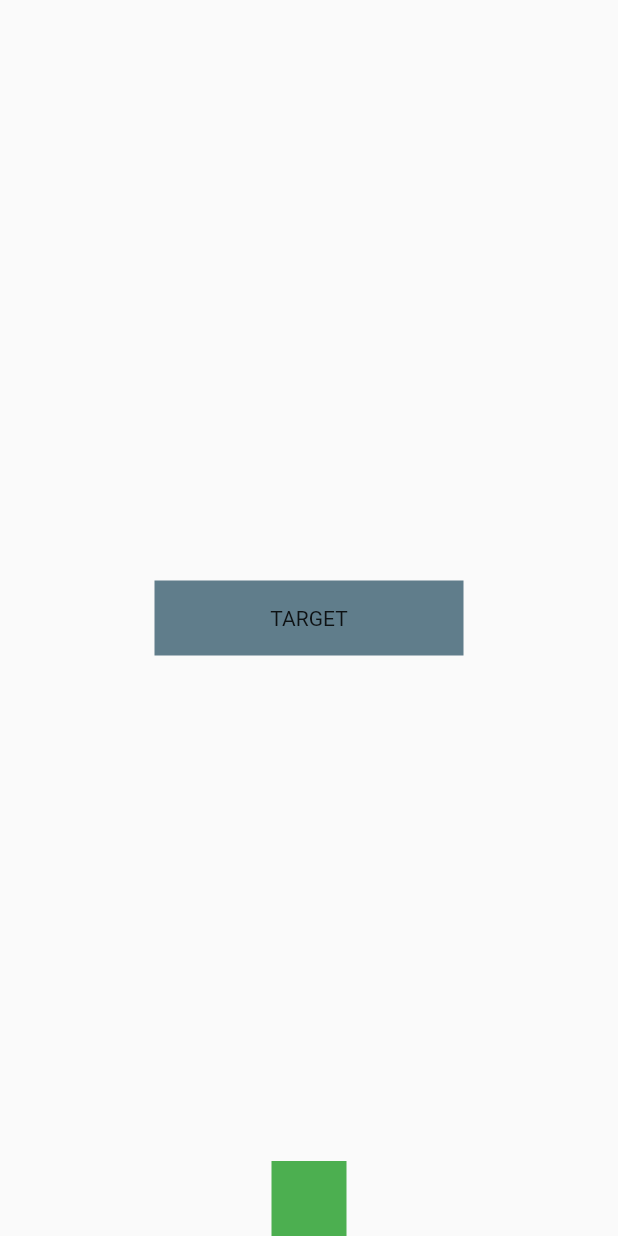
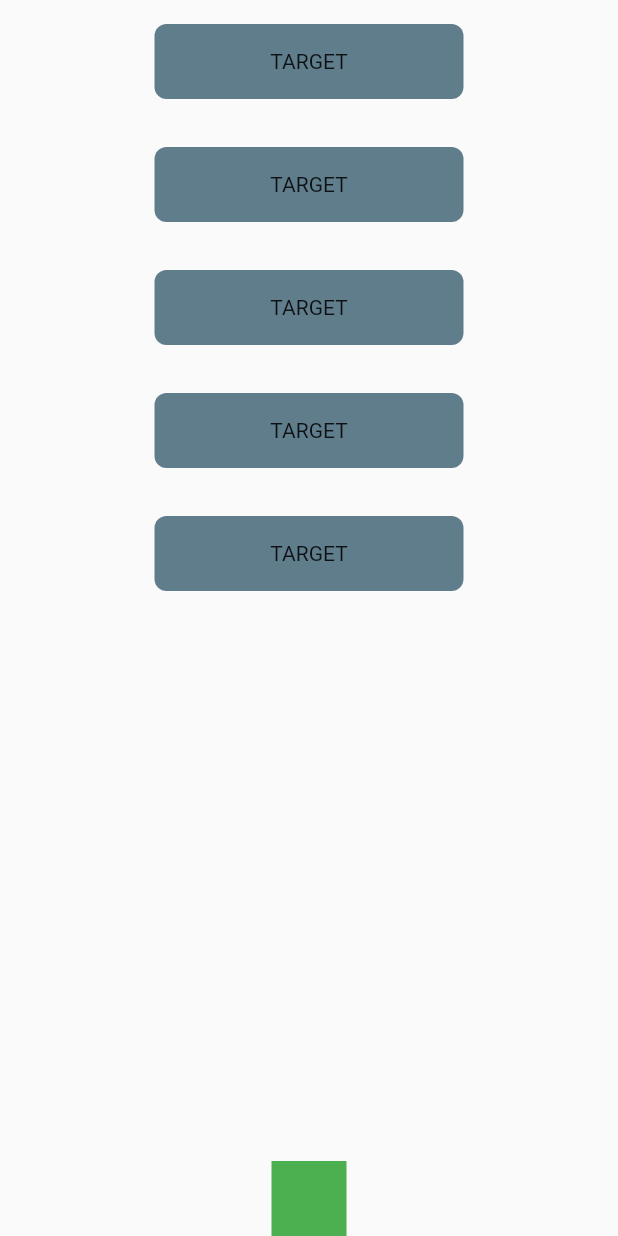
Before and after one commit to chihao10711/flutter_travel_animation, a Flutter app: the screen it shows after launch, on a phone screen of 412 x 824 dp. Run offline on Flutter 3.47's test engine with Material 2 defaults, Android fonts, the phone set to English and light mode, and no system bars; our stand-ins replace rxdart.

Commit message:
update UI

```diff
--- a/lib/main.dart
+++ b/lib/main.dart
@@ -1,6 +1,7 @@
 // ignore_for_file: no_logic_in_create_state, library_private_types_in_public_api
 import 'package:flutter/material.dart';
 import 'package:rxdart/rxdart.dart';
+import 'package:uuid/uuid.dart';
 
 void main() {
   runApp(const MyApp());
@@ -26,7 +27,7 @@ class MyHomePage extends StatefulWidget {
 }
 
 class _MyHomePageState extends State<MyHomePage> {
-  late DraggableController<String> draggableController;
+  late DraggableController draggableController;
 
   double x = 200;
   double y = 200;
@@ -42,7 +43,7 @@ class _MyHomePageState extends State<MyHomePage> {
   @override
   void initState() {
     super.initState();
-    draggableController = DraggableController<String>();
+    draggableController = DraggableController();
   }
 
   @override
@@ -61,26 +62,38 @@ class _MyHomePageState extends State<MyHomePage> {
         fit: StackFit.loose,
         children: [
           const SizedBox.expand(),
-          Column(
-            mainAxisAlignment: MainAxisAlignment.center,
-            children: [
-              StreamBuilder<DraggableInfo<String>>(
-                  initialData: DraggableInfo<String>(false, 'hi'),
+          ListView.builder(
+            itemCount: 5,
+            itemBuilder: (context, index) {
+              final String draggableId = const Uuid().v4();
+              return StreamBuilder<DraggableInfo>(
+                  initialData: DraggableInfo(false, draggableId),
                   stream: draggableController._isOnTarget,
                   builder: (context, snapshot) {
                     bool isOnTarget = snapshot.data?.isOnTarget ?? false;
-                    return DragTarget<String>(
+                    AnimationController? animationController;
+                    return Align(
+                      child: Container(
+                        margin: const EdgeInsets.symmetric(vertical: 16.0),
+                        child: DragTarget<String>(
                           builder: (context, list, list2) {
-                        return Center(
-                          child: isOnTarget
-                              ? const CreateButton()
+                            return isOnTarget &&
+                                    snapshot.data?.draggableId == draggableId
+                                ? CreateButton(
+                                    animationController: (value) {
+                                      animationController = value;
+                                    },
+                                  )
                                 : Container(
                                     height: 50,
                                     width: screenSize.width / 2,
+                                    // color: Colors.blueGrey,
+                                    decoration: BoxDecoration(
                                       color: Colors.blueGrey,
+                                      borderRadius: BorderRadius.circular(8),
+                                    ),
                                     child: const Center(
                                       child: Text('TARGET'),
-                                  ),
                                     ),
                                   );
                           },
@@ -92,22 +105,31 @@ class _MyHomePageState extends State<MyHomePage> {
                                       content: Text('This is my content'),
                                     ));
                             draggableController._isOnTarget
-                            .add(DraggableInfo(false, null));
+                                .add(DraggableInfo(false, draggableId));
                           },
                           onWillAccept: (item) {
                             debugPrint('draggable is on the target');
                             draggableController._isOnTarget
-                            .add(DraggableInfo(true, null));
+                                .add(DraggableInfo(true, draggableId));
                             return true;
                           },
-                      onLeave: (item) {
+                          onMove: (DragTargetDetails<String> details) {
+                            debugPrint(
+                                'draggable is on move the target ${details.offset}');
+                          },
+                          onLeave: (item) async {
                             debugPrint('draggable has left the target');
+                            if (!(animationController?.isDismissed ?? true)) {
+                              await animationController?.reverse(from: 0.95);
+                            }
                             draggableController._isOnTarget
-                            .add(DraggableInfo(false, null));
+                                .add(DraggableInfo(false, draggableId));
                           },
+                        ),
+                      ),
                     );
-                  }),
-            ],
+                  });
+            },
           ),
           StatefulBuilder(builder: (context, setState2) {
             return AnimatedPositioned(
@@ -127,8 +149,8 @@ class _MyHomePageState extends State<MyHomePage> {
                     y = defaultY;
                     setState2(() {});
                   },
-                  feedback: StreamBuilder<DraggableInfo<String>>(
-                    initialData: DraggableInfo<String>(false, 'hi'),
+                  feedback: StreamBuilder<DraggableInfo>(
+                    initialData: DraggableInfo(false, ''),
                     stream: draggableController._isOnTarget,
                     builder: (context, snapshot) {
                       bool isOnTarget = snapshot.data?.isOnTarget ?? false;
@@ -136,7 +158,7 @@ class _MyHomePageState extends State<MyHomePage> {
                         height: isOnTarget ? 0 : floatingActionSize,
                         width: isOnTarget ? 0 : floatingActionSize,
                         color: Colors.green,
-                        curve: Curves.bounceOut,
+                        curve: Curves.bounceInOut,
                         duration: const Duration(milliseconds: 100),
                       );
                     },
@@ -160,7 +182,8 @@ class _MyHomePageState extends State<MyHomePage> {
 }
 
 class CreateButton extends StatefulWidget {
-  const CreateButton({Key? key}) : super(key: key);
+  final ValueChanged<AnimationController>? animationController;
+  const CreateButton({Key? key, this.animationController}) : super(key: key);
 
   @override
   State<StatefulWidget> createState() => _CreateButton();
@@ -172,25 +195,31 @@ class _CreateButton extends State<CreateButton> with TickerProviderStateMixin {
   @override
   void initState() {
     super.initState();
-
     _controller = AnimationController(
-        duration: const Duration(milliseconds: 700), vsync: this);
+        duration: const Duration(milliseconds: 300),
+        reverseDuration: const Duration(milliseconds: 150),
+        vsync: this);
+    widget.animationController?.call(_controller);
     _controller.forward();
   }
 
   @override
   void dispose() {
+    _controller.dispose();
     super.dispose();
-    _controller.dispose();
   }
 
   @override
   Widget build(BuildContext context) {
     return ScaleTransition(
+      alignment: Alignment.bottomRight,
       scale: Tween(begin: 0.0, end: 1.0).animate(
-          CurvedAnimation(parent: _controller, curve: Curves.elasticOut)),
+          CurvedAnimation(parent: _controller, curve: Curves.bounceInOut)),
       child: Container(
+        decoration: BoxDecoration(
           color: Colors.green,
+          borderRadius: BorderRadius.circular(8),
+        ),
         height: 50,
         width: MediaQuery.of(context).size.width / 2,
       ),
@@ -198,20 +227,20 @@ class _CreateButton extends State<CreateButton> with TickerProviderStateMixin {
   }
 }
 
-class DraggableInfo<T> {
+class DraggableInfo {
   bool isOnTarget;
-  T? data;
-  DraggableInfo(this.isOnTarget, this.data);
+  final String draggableId;
+  DraggableInfo(this.isOnTarget, this.draggableId);
 }
 
-class DraggableController<T> {
-  late BehaviorSubject<DraggableInfo<T>> _isOnTarget;
+class DraggableController {
+  late BehaviorSubject<DraggableInfo> _isOnTarget;
 
   DraggableController() {
-    _isOnTarget = BehaviorSubject<DraggableInfo<T>>();
+    _isOnTarget = BehaviorSubject<DraggableInfo>();
   }
 
-  void onTarget(bool onTarget, T data) {
-    _isOnTarget.add(DraggableInfo(onTarget, data));
+  // void onTarget(bool onTarget) {
+  //   _isOnTarget.add(DraggableInfo(onTarget));
+  // }
 }
-}
--- a/pubspec.yaml
+++ b/pubspec.yaml
@@ -34,6 +34,7 @@ dependencies:
   # Use with the CupertinoIcons class for iOS style icons.
   cupertino_icons: ^1.0.2
   rxdart:
+  uuid: ^3.0.7
 
 dev_dependencies:
   flutter_test:
```
Also changed, not shown: pubspec.lock. Lines whose indentation alone changed are shown as unchanged.
